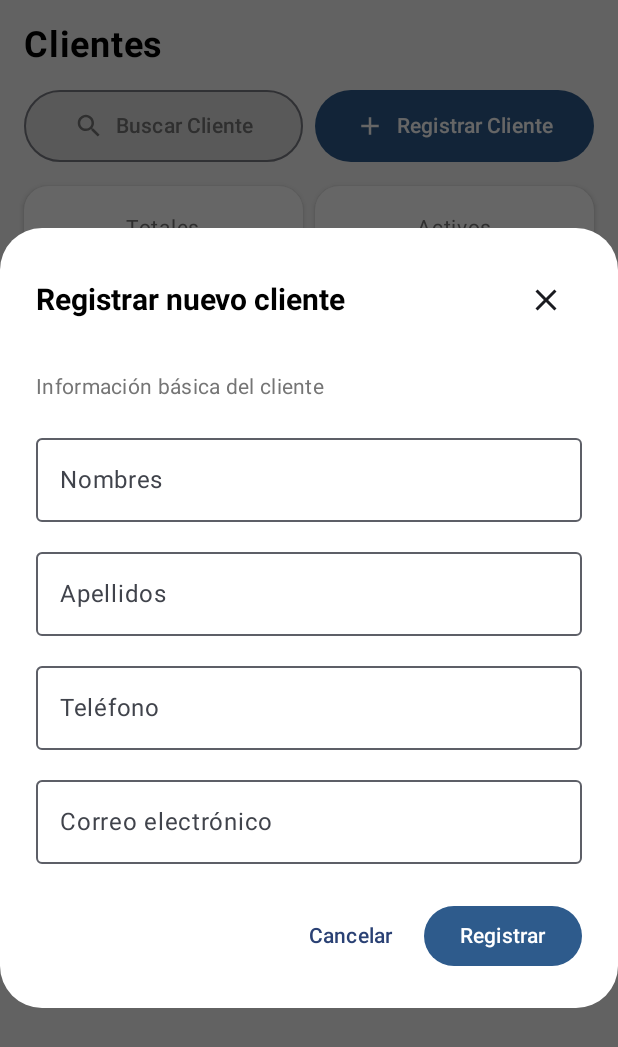
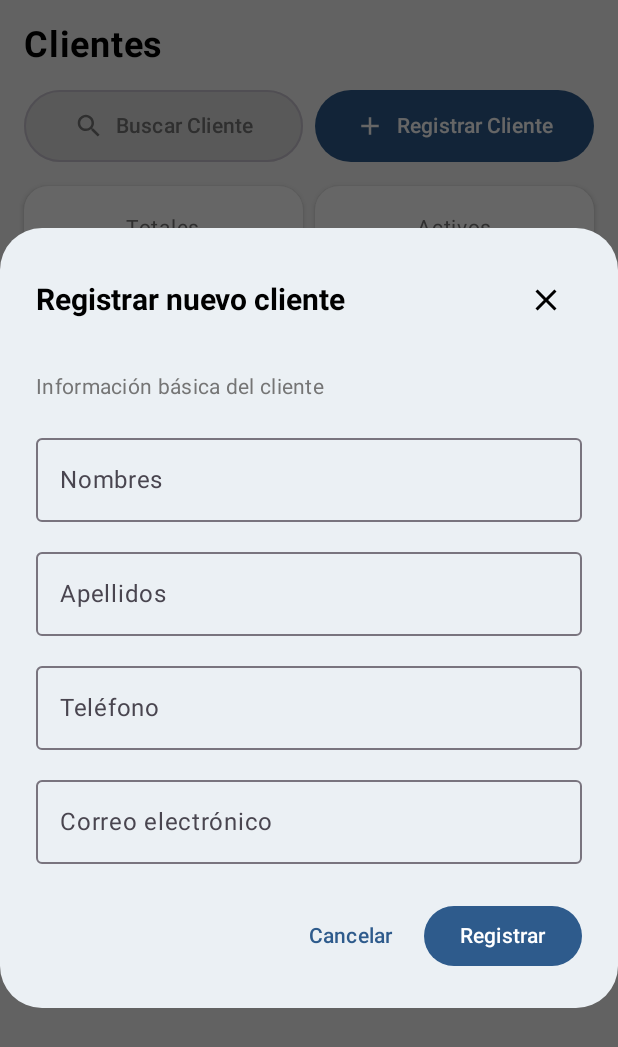
Before and after one commit to bennndev/DatosSinMVVM, an Android app built with Jetpack Compose: the screen it shows after launch (MainActivity), after a tap on "Registrar Cliente", on a phone screen of 412 x 824 dp. Shown: the top 1047 px of the screen. Run offline under Robolectric (Android 15) with nearby library versions, the phone set to English and light mode, and no system bars; our stand-ins replace Room's generated code.

Commit message:
feat: tema modificado

```diff
--- a/app/src/main/java/com/example/datossinmvvm/ui/theme/Theme.kt
+++ b/app/src/main/java/com/example/datossinmvvm/ui/theme/Theme.kt
@@ -1,58 +1,27 @@
 package com.example.datossinmvvm.ui.theme
 
-import android.app.Activity
-import android.os.Build
-import androidx.compose.foundation.isSystemInDarkTheme
 import androidx.compose.material3.MaterialTheme
-import androidx.compose.material3.darkColorScheme
-import androidx.compose.material3.dynamicDarkColorScheme
-import androidx.compose.material3.dynamicLightColorScheme
 import androidx.compose.material3.lightColorScheme
 import androidx.compose.runtime.Composable
-import androidx.compose.ui.platform.LocalContext
-
-private val DarkColorScheme = darkColorScheme(
-    primary = Purple80,
-    secondary = PurpleGrey80,
-    tertiary = Pink80
-)
+import androidx.compose.ui.graphics.Color
 
 private val LightColorScheme = lightColorScheme(
-    primary = Purple40,
-    secondary = PurpleGrey40,
-    tertiary = Pink40
-
-    /* Other default colors to override
-    background = Color(0xFFFFFBFE),
-    surface = Color(0xFFFFFBFE),
+    primary = Color(0xFF2E5B8C),
+    secondary = Color(0xFF2E5B8C),
+    background = Color(0xFFF5F5F5),
+    surface = Color.White,
     onPrimary = Color.White,
     onSecondary = Color.White,
-    onTertiary = Color.White,
-    onBackground = Color(0xFF1C1B1F),
-    onSurface = Color(0xFF1C1B1F),
-    */
+    onBackground = Color.Black,
+    onSurface = Color.Black
 )
 
 @Composable
-fun DatosSinMVVMTheme(
-    darkTheme: Boolean = isSystemInDarkTheme(),
-    // Dynamic color is available on Android 12+
-    dynamicColor: Boolean = true,
+fun DatosSinMVVMTheme (
     content: @Composable () -> Unit
 ) {
-    val colorScheme = when {
-        dynamicColor && Build.VERSION.SDK_INT >= Build.VERSION_CODES.S -> {
-            val context = LocalContext.current
-            if (darkTheme) dynamicDarkColorScheme(context) else dynamicLightColorScheme(context)
-        }
-
-        darkTheme -> DarkColorScheme
-        else -> LightColorScheme
-    }
-
     MaterialTheme(
-        colorScheme = colorScheme,
-        typography = Typography,
+        colorScheme = LightColorScheme,
         content = content
     )
 }
```
